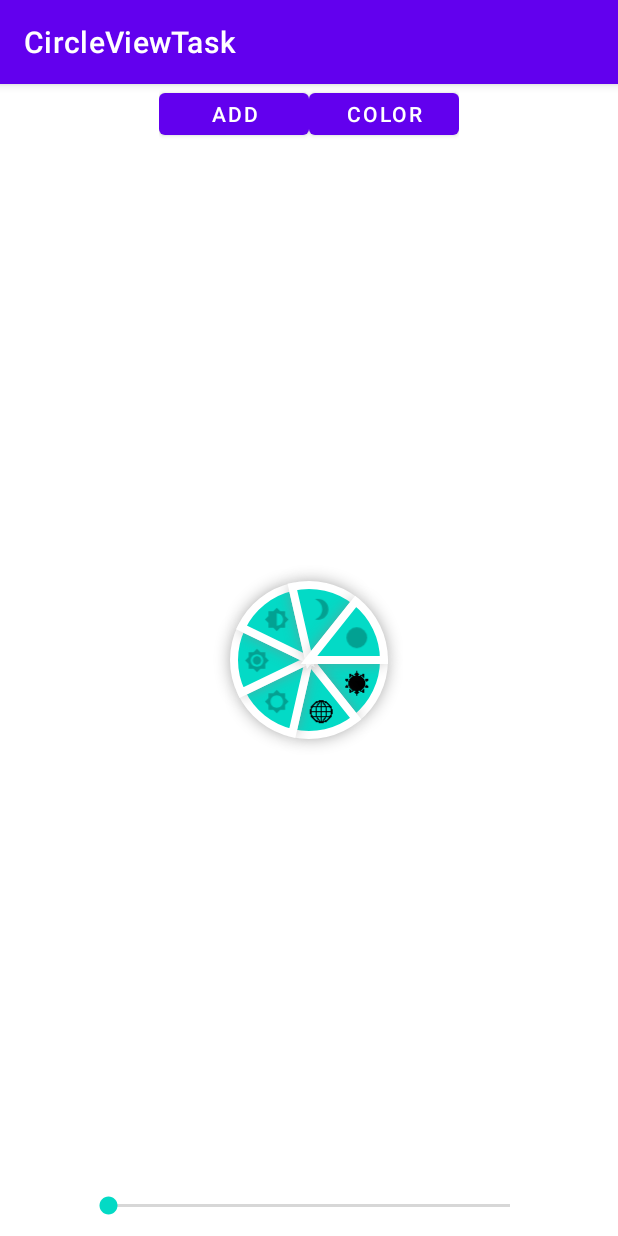
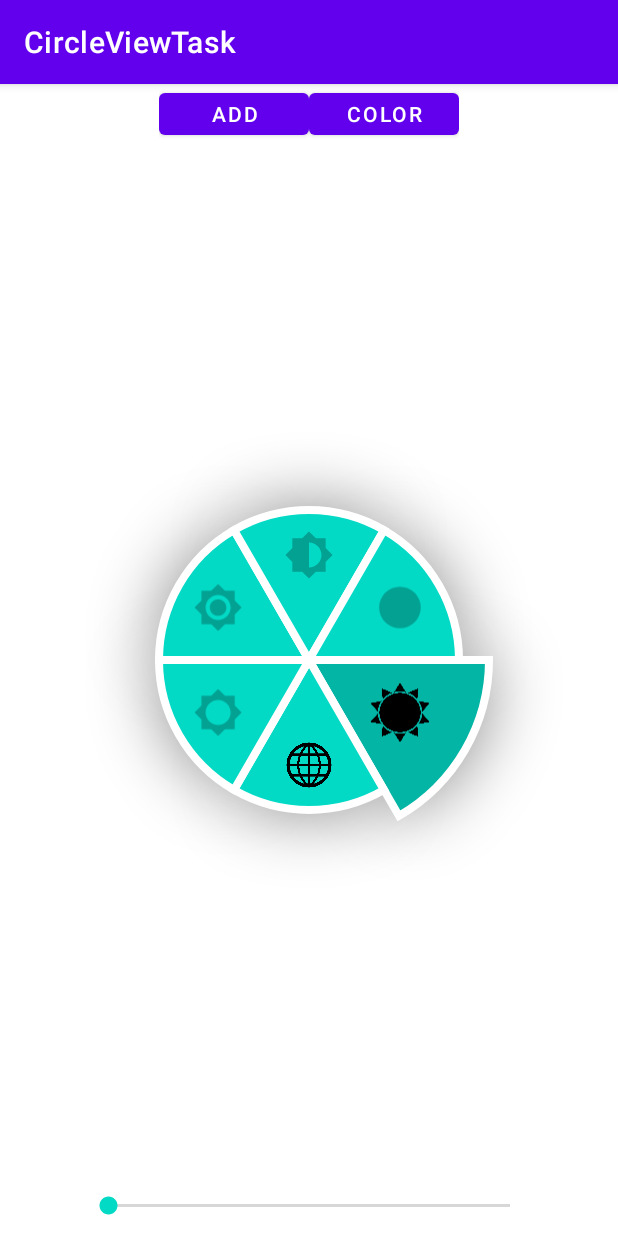
Before and after one commit to KonstPukach/CircleViewTask, an Android app: the screen it shows after launch (MainActivity), after a tap on "ADD", on a phone screen of 412 x 824 dp. Run offline under Robolectric (Android 15) with nearby library versions, the phone set to English and light mode, and no system bars.

Commit message:
Shadows are fixed. Removed unnecessary fields

```diff
--- a/app/src/main/java/com/example/circleviewtask/MainActivity.kt
+++ b/app/src/main/java/com/example/circleviewtask/MainActivity.kt
@@ -1,13 +1,11 @@
 package com.example.circleviewtask
 
-import android.graphics.BitmapFactory
 import android.graphics.Color
-import androidx.appcompat.app.AppCompatActivity
 import android.os.Bundle
 import android.util.Log
 import android.widget.Button
 import android.widget.SeekBar
-import android.widget.Switch
+import androidx.appcompat.app.AppCompatActivity
 import com.example.circleviewtask.circleview.CircleView
 import kotlin.random.Random
 
@@ -20,17 +18,16 @@ class MainActivity : AppCompatActivity() {
         val btnColor: Button = findViewById(R.id.btn_change_color)
         val seekBarChangeRadius: SeekBar = findViewById(R.id.seek_bar_change_radius)
 
-        circleView.circleIcons = listOf(
-            R.drawable.icon_sun,
-            R.drawable.ic_web,
-            R.drawable.ic_baseline_brightness_low_24,
-            R.drawable.ic_baseline_brightness_high_24,
-            R.drawable.ic_baseline_brightness_6_24,
-            R.drawable.ic_baseline_brightness_3_24
+        circleView.items = listOf(
+            CircleView.Item(R.drawable.icon_sun, true),
+            CircleView.Item(R.drawable.ic_web),
+            CircleView.Item(R.drawable.ic_baseline_brightness_low_24),
+            CircleView.Item(R.drawable.ic_baseline_brightness_high_24),
+            CircleView.Item(R.drawable.ic_baseline_brightness_6_24)
         )
 
         btnPartsAmount.setOnClickListener {
-            circleView.addItem(R.drawable.ic_baseline_brightness_1_24)
+            circleView.addItem(CircleView.Item(R.drawable.ic_baseline_brightness_1_24))
         }
 
         val rand = Random(255)
--- a/app/src/main/java/com/example/circleviewtask/circleview/CircleView.kt
+++ b/app/src/main/java/com/example/circleviewtask/circleview/CircleView.kt
@@ -9,6 +9,7 @@ import android.util.AttributeSet
 import android.view.GestureDetector
 import android.view.MotionEvent
 import android.view.View
+import androidx.annotation.DrawableRes
 import androidx.appcompat.content.res.AppCompatResources
 import androidx.core.graphics.scale
 import com.example.circleviewtask.R
@@ -19,25 +20,17 @@ class CircleView(context: Context, attrs: AttributeSet) : View(context, attrs) {
     private val sectorsList: MutableList<Sector> = mutableListOf()
 
     private var _items = mutableListOf<Item>()
-    val items: List<Item> = _items
-
-    private var _circleIcons = mutableListOf<Int>()
-    var circleIcons: List<Int>
+    var items: List<Item>
+        get() = _items
         set(value) {
-            sectorsAmount = value.size
-            _circleIcons = value.toMutableList()
-            requestLayout()
-            invalidate()
+            _items = value.toMutableList()
         }
-        get() = _circleIcons
 
     private val borderPaint = Paint(Paint.ANTI_ALIAS_FLAG).apply {
         style = Paint.Style.STROKE
         strokeWidth = BORDER_STROKE_WIDTH
         color = Color.WHITE
     }
-
-    private var sectorsAmount: Int = 0
 
     var radius: Float = 0F
         set(value) {
@@ -49,9 +42,9 @@ class CircleView(context: Context, attrs: AttributeSet) : View(context, attrs) {
 
     private val defaultIconSizePx: Int
         get() {
-            if (sectorsAmount > 8) {
+            if (_items.size > 8) {
                 // cosine theorem - to calculate the distance between borders of a single sector
-                return ((radius / 2) * sqrt(2 * (1 - cos(2 * PI / sectorsAmount)))).toInt()
+                return ((radius / 2) * sqrt(2 * (1 - cos(2 * PI / _items.size)))).toInt()
             }
             return if (radius != 0F) {
                 (radius / 3).toInt()
@@ -61,6 +54,8 @@ class CircleView(context: Context, attrs: AttributeSet) : View(context, attrs) {
         }
 
     private val defaultIcon: Bitmap
+
+    private val sectPaintWithoutShadow: Paint = Paint(Paint.ANTI_ALIAS_FLAG)
 
     var scaleOnClick: Float // how many times to increase the selected sector
         private set
@@ -92,6 +87,7 @@ class CircleView(context: Context, attrs: AttributeSet) : View(context, attrs) {
                 }
             invalidate()
         }
+
 
     init {
         context.theme.obtainStyledAttributes(
@@ -128,22 +124,14 @@ class CircleView(context: Context, attrs: AttributeSet) : View(context, attrs) {
             }
         }
 
-        if (sectorsAmount != _circleIcons.size && sectorsAmount == 1) {
-            sectorsAmount = _circleIcons.size
-        }
-
         val drawable = AppCompatResources.getDrawable(context, R.drawable.icon_sun)
         defaultIcon = (drawable as BitmapDrawable).bitmap.scale(defaultIconSizePx, defaultIconSizePx)
     }
 
-    fun addItem(icon: Int) {
-        _circleIcons.add(icon)
-        sectorsAmount = _circleIcons.size
+    fun addItem(item: Item) {
         if (sectorsList.isNotEmpty()) {
-            _items.add(Item(icon, getBitmap(context, icon, defaultIconSizePx) ?: defaultIcon))
-            sectorsList.add(createSector(
-                sectorsAmount - 1, getSectorCenter(sectorsAmount - 1)
-            ))
+            _items.add(item)
+            sectorsList.add(createSector(getSectorCenter(_items.size - 1), item))
             refreshSectors()
             invalidate()
         }
@@ -252,20 +240,32 @@ class CircleView(context: Context, attrs: AttributeSet) : View(context, attrs) {
         canvas?.let {
             var currAngle = 0F
             sectorsList.forEach { sect ->
-                // draw a sector
+                // draw a sector with a shadow
                 canvas.drawArc(
                     sect.getScaledCircle(radius),
                     currAngle,
-                    FULL_CIR_DEGREES / sectorsAmount,
+                    FULL_CIR_DEGREES / _items.size,
                     true,
                     sect.paint
+                )
+                currAngle += FULL_CIR_DEGREES / _items.size
+            }
+            currAngle = 0F
+            sectorsList.forEach { sect ->
+                // draw a sector without a shadow (to cover (hide) a shadow from the previous sector)
+                canvas.drawArc(
+                    sect.getScaledCircle(radius),
+                    currAngle,
+                    FULL_CIR_DEGREES / _items.size,
+                    true,
+                    sectPaintWithoutShadow.apply { color = sect.paint.color }
                 )
 
                 // draw a border around a sector
                 canvas.drawArc(
                     sect.getScaledCircle(radius),
                     currAngle,
-                    FULL_CIR_DEGREES / sectorsAmount,
+                    FULL_CIR_DEGREES / _items.size,
                     true,
                     borderPaint
                 )
@@ -278,36 +278,29 @@ class CircleView(context: Context, attrs: AttributeSet) : View(context, attrs) {
                     borderPaint
                 )
 
-                currAngle += FULL_CIR_DEGREES / sectorsAmount
+                currAngle += FULL_CIR_DEGREES / _items.size
             }
         }
     }
 
     override fun onLayout(changed: Boolean, left: Int, top: Int, right: Int, bottom: Int) {
-        initItems()
         initSectorsList()
         super.onLayout(changed, left, top, right, bottom)
     }
 
-    private fun initItems() {
-        _items.clear()
-        for (i in 0 until sectorsAmount) {
-            _items.add(
-                Item(_circleIcons[i],
-                getBitmap(context, _circleIcons[i], defaultIconSizePx) ?: defaultIcon)
-            )
+    private fun initSectorsList() {
+        sectorsList.clear()
+        _items.forEachIndexed { i, it ->
+            val center = getSectorCenter(i)
+            sectorsList.add(createSector(center, it))
         }
     }
 
-    private fun initSectorsList() {
-        sectorsList.clear()
-        for (i in 0 until sectorsAmount) {
-            val center = getSectorCenter(i)
-            sectorsList.add(createSector(i, center))
-        }
-    }
+    private fun createSector(center: Pair<Float, Float>, item: Item): Sector {
+        val color =
+            if (item.checked) changeColor(scaleOnClick)
+            else circleColor
 
-    private fun createSector(sectorIndex: Int, center: Pair<Float, Float>): Sector {
         return Sector(
             circle = RectF(
                 pivotX - radius,
@@ -316,7 +309,7 @@ class CircleView(context: Context, attrs: AttributeSet) : View(context, attrs) {
                 pivotY + radius
             ),
             paint = Paint(Paint.ANTI_ALIAS_FLAG).apply {
-                color = circleColor
+                this.color = color
                 style = Paint.Style.FILL
                 setShadowLayer(
                     shadowRadius,
@@ -325,18 +318,18 @@ class CircleView(context: Context, attrs: AttributeSet) : View(context, attrs) {
                     SHADOW_COLOR
                 )
             },
-            icon = createIcon(center, _items[sectorIndex])
+            icon = createIcon(center, item, false),
+            scaledIcon = createIcon(center, item, item.checked),
+            checked = item.checked,
+            scale =
+                if (item.checked) scaleOnClick
+                else 1F
         )
     }
 
     // Call it if some size parameter is changed (e.g. items amount, radius)
     private fun refreshSectors() {
-        for (i in 0 until sectorsAmount) {
-            _items[i] = _items[i].copy(
-                icon = _circleIcons[i],
-                bitmap = getBitmap(context, _circleIcons[i], defaultIconSizePx) ?: defaultIcon
-            )
-
+        _items.forEachIndexed { i, item ->
             val center = getSectorCenter(i)
             sectorsList[i] = sectorsList[i].copy(
                 circle = RectF(
@@ -355,17 +348,21 @@ class CircleView(context: Context, attrs: AttributeSet) : View(context, attrs) {
                         SHADOW_COLOR
                     )
                 },
-                icon = createIcon(center, _items[i]),
-                scaledIcon = createIcon(center, _items[i])
+                icon = createIcon(center, item, false),
+                scaledIcon = createIcon(center, item, item.checked)
             )
         }
     }
 
-    private fun createIcon(center: Pair<Float, Float>, item: Item): Icon {
+    private fun createIcon(center: Pair<Float, Float>, item: Item, scaled: Boolean): Icon {
+        val iconSize: Int =
+            if (scaled) (defaultIconSizePx * scaleOnClick).toInt()
+            else defaultIconSizePx
+        val bitmap = getBitmap(context, item.icon, iconSize) ?: defaultIcon
         return Icon(
-            x = center.first - item.bitmap.width / 2,
-            y = center.second - item.bitmap.height / 2,
-            bitmap = item.bitmap
+            x = center.first - bitmap.width / 2,
+            y = center.second - bitmap.height / 2,
+            bitmap = bitmap
         )
     }
 
@@ -418,15 +415,12 @@ class CircleView(context: Context, attrs: AttributeSet) : View(context, attrs) {
             var sectorIndex = -1
             for(sect in sectorsList) {
                 sectorIndex++
-                currDegrees += FULL_CIR_DEGREES / sectorsAmount
+                currDegrees += FULL_CIR_DEGREES / _items.size
                 if (degrees <= currDegrees) {
                     break
                 }
             }
-            if (isInView)
-                return sectorIndex
-
-            if (sectorsList[sectorIndex].checked)
+            if (isInView || sectorsList[sectorIndex].checked)
                 return sectorIndex
         }
 
@@ -435,8 +429,8 @@ class CircleView(context: Context, attrs: AttributeSet) : View(context, attrs) {
 
     // Returns (x, y) coordinates of the center of a n-th sector
     private fun getSectorCenter(sectorNum: Int): Pair<Float, Float> {
-        val degrees = FULL_CIR_DEGREES / sectorsAmount * sectorNum +
-                FULL_CIR_DEGREES / sectorsAmount / 2
+        val degrees = FULL_CIR_DEGREES / _items.size * sectorNum +
+                FULL_CIR_DEGREES / _items.size / 2
 
         val sinA = sin(degrees * PI / HALF_CIR_DEGREES)
         val cosA = cos(degrees * PI / HALF_CIR_DEGREES)
@@ -471,8 +465,7 @@ class CircleView(context: Context, attrs: AttributeSet) : View(context, attrs) {
     )
 
     data class Item(
-        val icon: Int,
-        val bitmap: Bitmap,
+        @DrawableRes val icon: Int,
         val checked: Boolean = false
     )
 
@@ -480,11 +473,11 @@ class CircleView(context: Context, attrs: AttributeSet) : View(context, attrs) {
         private const val FULL_CIR_DEGREES = 360F
         private const val HALF_CIR_DEGREES = 180F
         private const val ICON_RELATIVE_START_POS = 0.7F
-        private const val ANIM_ON_CLICK_DURATION = 200L
+        private const val ANIM_ON_CLICK_DURATION = 150L
         private const val DEFAULT_ICON_SIZE_DP = 34F
-        private const val DEFAULT_SHADOW_RADIUS = 20F
+        private const val DEFAULT_SHADOW_RADIUS = 40F
         private const val SHADOW_COLOR = Color.GRAY
-        private const val SHADOW_DIRECTION_DIV = 50
+        private const val SHADOW_DIRECTION_DIV = 30
         private const val MIN_SCALE_ON_CLICK = 1.1F
         private const val MAX_SCALE_ON_CLICK = 1.5F
         private val DEFAULT_SECTOR_COLOR = parseColor("#03DAC6")
--- a/app/src/main/res/layout/activity_main.xml
+++ b/app/src/main/res/layout/activity_main.xml
@@ -14,8 +14,8 @@
         android:layout_height="match_parent"
         android:layout_width="match_parent"
         android:layout_centerVertical="true"
-        custom:circle_radius="50dp"
-        custom:circle_shadow_radius="10dp"
+        custom:circle_radius="100dp"
+        custom:circle_shadow_radius="40dp"
         custom:scale_on_click="1.2"/>
 
     <LinearLayout
```
